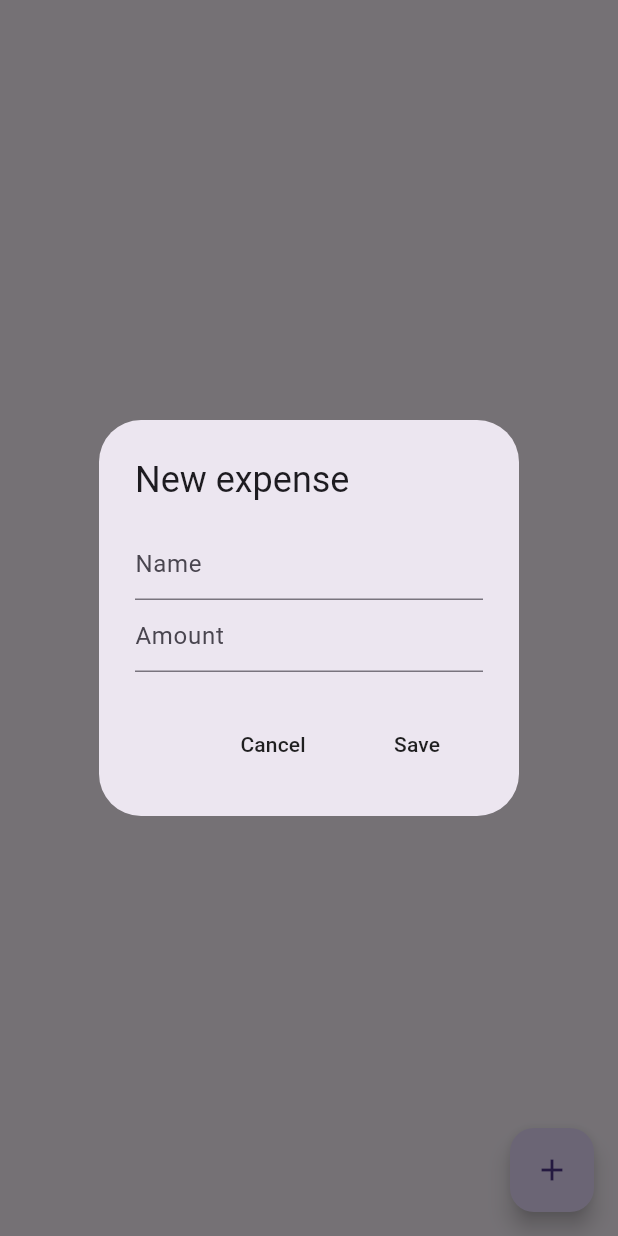
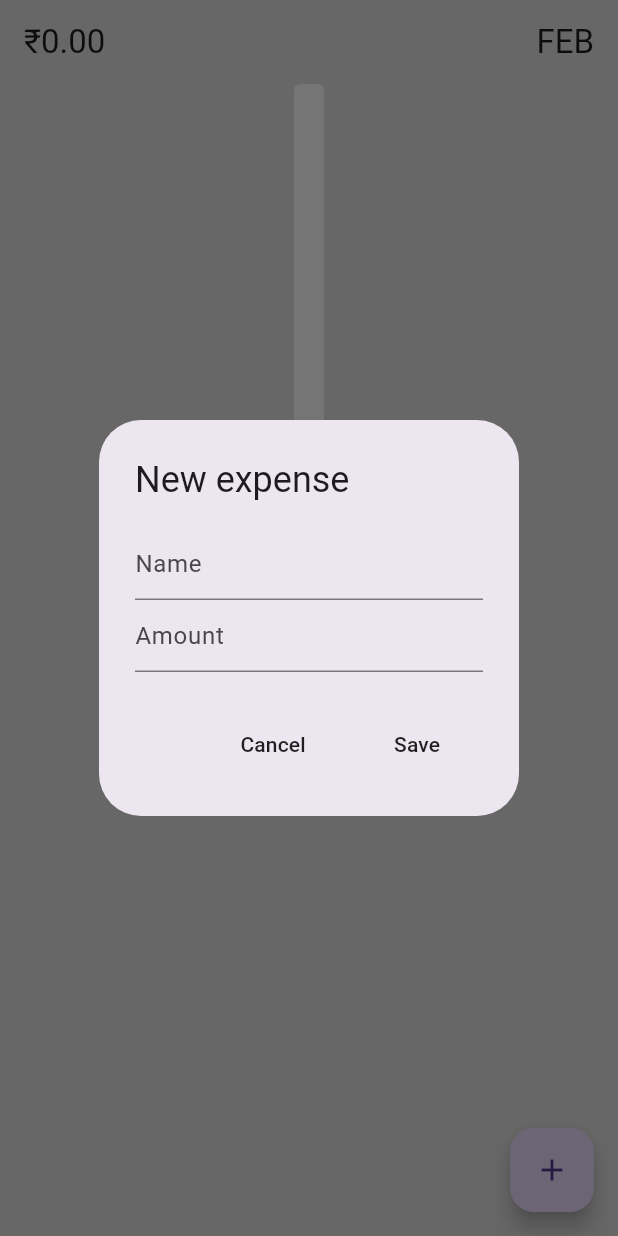
Before and after one commit to AshvikMishra/MoneyManager.App, a Flutter app: the screen it shows after launch, after a tap on the "add" icon, on a phone screen of 412 x 824 dp. Run offline on Flutter 3.47's test engine with Material 3 defaults, Android fonts, the phone set to English and light mode, and no system bars; drawn by our look-alikes of fl_chart; our stand-ins replace flutter_slidable, isar; accounts and stored records are empty; generated files the repository leaves out were written again.

Commit message:
Added an appbar with the expenses this month and current month alongside the bar charts to show monthly expenses.

```diff
--- /dev/null
+++ b/moneymanager_app/lib/bar graph/bar_graph.dart
@@ -0,0 +1,146 @@
+import 'package:fl_chart/fl_chart.dart';
+import 'package:flutter/material.dart';
+import 'package:moneymanager_app/bar%20graph/individual_bar.dart';
+
+class MyBarGraph extends StatefulWidget {
+  final List<double> monthlySummary;
+  final int startMonth;
+  const MyBarGraph({
+    super.key,
+    required this.monthlySummary,
+    required this.startMonth,
+  });
+
+  @override
+  State<MyBarGraph> createState() => _MyBarGraphState();
+}
+
+class _MyBarGraphState extends State<MyBarGraph> {
+  List<IndividualBar> barData = [];
+
+  @override
+  void initState() {
+    super.initState();
+
+    WidgetsBinding.instance.addPostFrameCallback((timeStamp) => scrollToEnd());
+  }
+
+  void initializeBarData() {
+    barData = List.generate(
+      widget.monthlySummary.length,
+      (index) => IndividualBar(
+        x: index,
+        y: widget.monthlySummary[index],
+      ),
+    );
+  }
+
+  double calculateMax() {
+    double max = 500;
+
+    widget.monthlySummary.sort();
+
+    max = widget.monthlySummary.last * 1.05;
+
+    if (max < 5000) {
+      return 5000;
+    }
+
+    return max;
+  }
+
+  final ScrollController _scrollController = ScrollController();
+  void scrollToEnd() {
+    _scrollController.animateTo(
+      _scrollController.position.maxScrollExtent,
+      duration: const Duration(seconds: 1),
+      curve: Curves.fastOutSlowIn,
+    );
+  }
+
+  @override
+  Widget build(BuildContext context) {
+    initializeBarData();
+
+    double barWidth = 20;
+    double spaceBetweenBars = 15;
+
+    return SingleChildScrollView(
+      scrollDirection: Axis.horizontal,
+      controller: _scrollController,
+      child: Padding(
+        padding: const EdgeInsets.symmetric(horizontal: 25.0),
+        child: SizedBox(
+          width: barWidth * barData.length + spaceBetweenBars * (barData.length),
+          child: BarChart(
+            BarChartData(
+              minY: 0,
+              maxY: calculateMax(),
+              gridData: const FlGridData(show: false),
+              borderData: FlBorderData(show: false),
+              titlesData: const FlTitlesData(
+                show: true,
+                topTitles: AxisTitles(sideTitles: SideTitles(showTitles: false)),
+                leftTitles: AxisTitles(sideTitles: SideTitles(showTitles: false)),
+                rightTitles: AxisTitles(sideTitles: SideTitles(showTitles: false)),
+                bottomTitles: AxisTitles(
+                  sideTitles: SideTitles(
+                    showTitles: true,
+                    getTitlesWidget: getBottomTitles,
+                    reservedSize: 24,
+                  ),
+                ),
+              ),
+              barGroups: barData.map(
+                (data) => BarChartGroupData(
+                  x: data.x,
+                  barRods: [
+                    BarChartRodData(
+                      toY: data.y,
+                      width: barWidth,
+                      borderRadius: BorderRadius.circular(4),
+                      color: Colors.grey.shade800,
+                      backDrawRodData: BackgroundBarChartRodData(
+                        show: true,
+                        toY: calculateMax(),
+                        color: Colors.white,
+                      ),
+                    ),
+                  ],
+                ),
+              ).toList(),
+              alignment: BarChartAlignment.center,
+              groupsSpace: spaceBetweenBars,
+            ),
+          ),
+        ),
+      ),
+    );
+  }
+}
+
+Widget getBottomTitles(double value, TitleMeta meta) {
+    const textstyle = TextStyle(
+      color: Colors.grey,
+      fontWeight: FontWeight.bold,
+      fontSize: 14,
+    );
+
+    String text;
+    switch (value.toInt()%12) {
+      case 0: text = "J"; break;
+      case 1: text = "F"; break;
+      case 2: text = "M"; break;
+      case 3: text = "A"; break;
+      case 4: text = "M"; break;
+      case 5: text = "J"; break;
+      case 6: text = "J"; break;
+      case 7: text = "A"; break;
+      case 8: text = "S"; break;
+      case 9: text = "O"; break;
+      case 10: text = "N"; break;
+      case 11: text = "D"; break;
+      default: text = ""; break;
+    }
+    return SideTitleWidget(axisSide: meta.axisSide, child: Text(text, style: textstyle,));
+  }
--- /dev/null
+++ b/moneymanager_app/lib/bar graph/individual_bar.dart
@@ -0,0 +1,9 @@
+class IndividualBar {
+  final int x;
+  final double y;
+
+  IndividualBar({
+    required this.x,
+    required this.y,
+  });
+}
--- a/moneymanager_app/lib/components/my_list_tile.dart
+++ b/moneymanager_app/lib/components/my_list_tile.dart
@@ -17,7 +17,9 @@ class MyListTile extends StatelessWidget {
 
   @override
   Widget build(BuildContext context) {
-    return Slidable(
+    return Padding(
+      padding: const EdgeInsets.symmetric(vertical: 5, horizontal: 25),
+      child: Slidable(
         endActionPane: ActionPane(
           motion: const StretchMotion(),
           children: [
@@ -38,10 +40,17 @@ class MyListTile extends StatelessWidget {
             ),
           ],
         ),
+        child: Container(
+          decoration: BoxDecoration(
+            color: Colors.grey.shade100,
+            borderRadius: BorderRadius.circular(4),
+          ),
           child: ListTile(
             title: Text(title),
             trailing: Text(trailing),
           ),
+        ),
+      ),
     );
   }
 }
--- a/moneymanager_app/lib/database/expense_database.dart
+++ b/moneymanager_app/lib/database/expense_database.dart
@@ -52,4 +52,57 @@ class ExpenseDatabase extends ChangeNotifier {
   }
 
   // H E L P E R
+  //Total expenses for each month
+  Future<Map<String,double>> calculateMonthlyTotals() async {
+    await readExpenses();
+
+    Map<String, double> monthlyTotals = {};
+
+    for (var expense in _allExpenses) {
+      String yearMonth = "${expense.date.year}-${expense.date.month}";
+
+      if (!monthlyTotals.containsKey(yearMonth)){
+        monthlyTotals[yearMonth] = 0;
+      }
+
+      monthlyTotals[yearMonth] = monthlyTotals[yearMonth]! + expense.amount;
+    }
+    return monthlyTotals;
+  }
+
+  //Current month total
+  Future<double> calculateCurrentMonthTotal() async {
+    await readExpenses();
+
+    int currentMonth = DateTime.now().month;
+    int currentYear = DateTime.now().year;
+
+    List<Expense> currentMonthExpenses = _allExpenses.where((expense) {
+      return expense.date.month == currentMonth && expense.date.year == currentYear;
+    }).toList();
+
+    double total = currentMonthExpenses.fold(0, (sum, expense) => sum + expense.amount);
+
+    return total;
+  }
+
+  //Get start month
+  int getStartMonth() {
+    if(_allExpenses.isEmpty) {
+      return DateTime.now().month;
+    }
+    _allExpenses.sort((a, b) => a.date.compareTo(b.date),);
+
+    return _allExpenses.first.date.month;
+  }
+
+  //Get start year
+  int getStartYear() {
+    if(_allExpenses.isEmpty) {
+      return DateTime.now().year;
+    }
+    _allExpenses.sort((a, b) => a.date.compareTo(b.date),);
+
+    return _allExpenses.first.date.year;
+  }
 }
--- a/moneymanager_app/lib/helper/helper_functions.dart
+++ b/moneymanager_app/lib/helper/helper_functions.dart
@@ -1,5 +1,4 @@
 // Helpful functions used across the app
-
 import 'package:intl/intl.dart';
 
 double convertStringToDouble(String string) {
@@ -11,3 +10,14 @@ String formatAmount(double amount) {
   final format = NumberFormat.currency(locale: "en_IN", symbol: "\₹", decimalDigits: 2);
   return format.format(amount);
 }
+
+int calculateMonthCount(int startYear, startMonth, currentYear, currentMonth) {
+  int monthCount = (currentYear - startYear) * 12 + currentMonth - startMonth + 1;
+  return monthCount;
+}
+
+String getCurrentMonthName() {
+  DateTime now = DateTime.now();
+  List<String> months = ["JAN", "FEB", "MAR", "APR", "MAY", "JUN", "JUL", "AUG", "SEP", "OCT", "NOV", "DEC"];
+  return months[now.month - 1];
+}
--- a/moneymanager_app/lib/pages/home_page.dart
+++ b/moneymanager_app/lib/pages/home_page.dart
@@ -1,4 +1,6 @@
 import 'package:flutter/material.dart';
+import 'package:isar/isar.dart';
+import 'package:moneymanager_app/bar%20graph/bar_graph.dart';
 import 'package:moneymanager_app/components/my_list_tile.dart';
 import 'package:moneymanager_app/database/expense_database.dart';
 import 'package:moneymanager_app/helper/helper_functions.dart';
@@ -17,11 +19,21 @@ class _HomePageState extends State<HomePage> {
   TextEditingController nameController = TextEditingController();
   TextEditingController amountController = TextEditingController();
 
+  Future<Map<String,double>>? _monthlyTotalsFuture;
+  Future<double>? _calculateCurrentMonthTotal;
+
   @override
   void initState() {
     Provider.of<ExpenseDatabase>(context, listen: false).readExpenses();
 
+    refreshData();
+
     super.initState();
+  }
+
+  void refreshData() {
+    _monthlyTotalsFuture  = Provider.of<ExpenseDatabase>(context, listen: false).calculateMonthlyTotals();
+    _calculateCurrentMonthTotal = Provider.of<ExpenseDatabase>(context, listen: false).calculateCurrentMonthTotal();
   }
 
   void openNewExpenseBox() {
@@ -97,15 +109,83 @@ class _HomePageState extends State<HomePage> {
   @override
   Widget build(BuildContext context){
     return Consumer<ExpenseDatabase>(
-      builder: (context, value, child) => Scaffold(
+      builder: (context, value, child) {
+        int startMonth = value.getStartMonth();
+        int startYear = value.getStartYear();
+        int currentMonth = DateTime.now().month;
+        int currentYear = DateTime.now().year;
+
+        int monthCount = calculateMonthCount(startYear, startMonth, currentYear, currentMonth);
+
+        List<Expense> currentMonthExpenses =
+        value.allExpense.where((expense) {
+          return expense.date.year == currentYear && expense.date.month == currentMonth;
+        }).toList();
+
+        return Scaffold(
+          backgroundColor: Colors.grey.shade300,
           floatingActionButton: FloatingActionButton(
             onPressed: openNewExpenseBox,
             child: const Icon(Icons.add),
           ),
-        body: ListView.builder(
-          itemCount: value.allExpense.length,
+          appBar:AppBar(
+            backgroundColor: Colors.transparent,
+            title: FutureBuilder<double>(
+              future: _calculateCurrentMonthTotal,
+              builder: (context, snapshot) {
+                if (snapshot.connectionState == ConnectionState.done) {
+                  return Row(
+                    mainAxisAlignment: MainAxisAlignment.spaceBetween,
+                    children: [
+                      Text("\₹${snapshot.data!.toStringAsFixed(2)}"),
+                      Text(getCurrentMonthName()),
+                    ],
+                  );
+                }
+                else {
+                  return const Text("Loading...");
+                }
+              },
+            ),
+          ),
+          body: SafeArea(
+            child: Column(
+              children: [
+                SizedBox(
+                  height: 250,
+                  child: FutureBuilder(
+                    future: _monthlyTotalsFuture,
+                    builder: (context, snapshot) {
+                      if (snapshot.connectionState == ConnectionState.done){
+                        Map<String,double> monthlyTotals = snapshot.data ?? {};
+
+                        List<double> monthlySummary = List.generate(monthCount, (index) {
+                          int year = startYear + (startMonth + index - 1) ~/ 12;
+                          int month = (startMonth + index - 1) % 12 + 1;
+
+                          String yearMonthKey = "$year-$month";
+
+                          return monthlyTotals[yearMonthKey] ?? 0.0;
+                        });
+
+                        return MyBarGraph(monthlySummary: monthlySummary, startMonth: startMonth);
+                      }
+                      else {
+                        return const Center(child: Text("Loading..."),);
+                      }
+                    },
+                  ),
+                ),
+
+                const SizedBox(height: 25,),
+
+                Expanded(
+                  child: ListView.builder(
+                    itemCount: currentMonthExpenses.length,
                     itemBuilder: (context, index) {
-            Expense individualExpense = value.allExpense[index];
+                      int reveredIndex = currentMonthExpenses.length - 1 - index;
+
+                      Expense individualExpense = currentMonthExpenses[reveredIndex];
 
                       return MyListTile(
                        title: individualExpense.name,
@@ -116,6 +196,11 @@ class _HomePageState extends State<HomePage> {
                    },
                  ),
                ),
+             ],
+            ),
+          ),
+        );
+      }
     );
   }
 
@@ -147,6 +232,8 @@ class _HomePageState extends State<HomePage> {
 
           nameController.clear();
           amountController.clear();
+
+          refreshData();
         }
       },
       child: const Text("Save"),
@@ -172,6 +259,8 @@ class _HomePageState extends State<HomePage> {
           int existingid = expense.id;
 
           await context.read<ExpenseDatabase>().updateExpense(existingid, updatedExpense);
+
+          refreshData();
         }
       },
       child: const Text("Save"),
@@ -184,6 +273,8 @@ class _HomePageState extends State<HomePage> {
         Navigator.pop(context);
 
         await context.read<ExpenseDatabase>().deleteExpense(id);
+
+        refreshData();
       },
       child: const Text("Delete"),
     );
--- a/moneymanager_app/pubspec.yaml
+++ b/moneymanager_app/pubspec.yaml
@@ -41,7 +41,7 @@ dependencies:
   provider: ^6.1.2
   intl: ^0.20.2
   flutter_slidable: ^3.1.2
-  fl_chart: ^0.70.2
+  fl_chart: ^0.65.0
 
 dev_dependencies:
   flutter_test:
@@ -52,7 +52,7 @@ dev_dependencies:
   # activated in the `analysis_options.yaml` file located at the root of your
   # package. See that file for information about deactivating specific lint
   # rules and activating additional ones.
-  flutter_lints: ^3.0.0
+  flutter_lints: ^4.0.0
   isar_generator: ^3.1.0+1
   build_runner: ^2.4.11
 
```
Also changed, not shown: moneymanager_app/pubspec.lock. Lines whose indentation alone changed are shown as unchanged.
